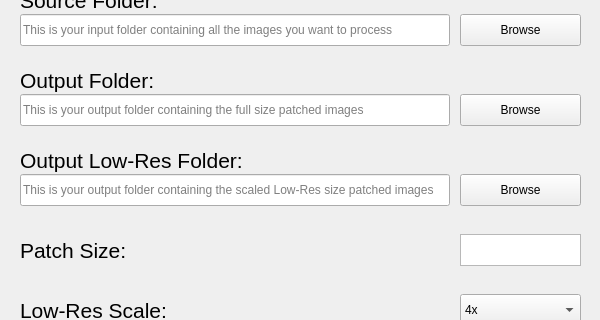
Old version of the form ImagePatcherUI/form.ui in the repository JenkinsTR/ImagePatcherUI; both pictures show x 0 to 600 and y 106 to 426 of the 600 by 600 pixel window.
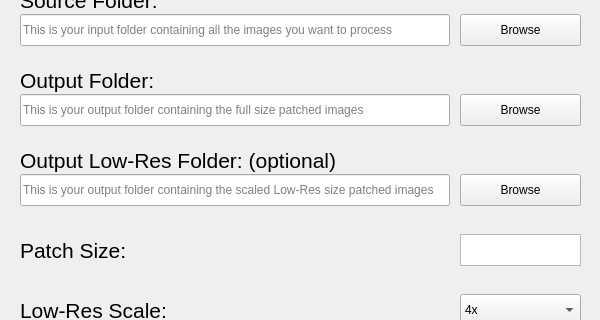
New version of the form. Icons and pictures are not drawn.

Commit message: Added tooltips, made low-res step optional

```diff
--- a/ImagePatcherUI/form.ui
+++ b/ImagePatcherUI/form.ui
@@ -166,7 +166,7 @@
     <rect>
      <x>20</x>
      <y>250</y>
-     <width>300</width>
+     <width>431</width>
      <height>32</height>
     </rect>
    </property>
@@ -176,7 +176,7 @@
     </font>
    </property>
    <property name="text">
-    <string>Output Low-Res Folder:</string>
+    <string>Output Low-Res Folder: (optional)</string>
    </property>
    <property name="textInteractionFlags">
     <set>Qt::NoTextInteraction</set>
```
Left out of the diff: 12 changed lines with no effect on the pictures. The commit also changes 3 other files.
